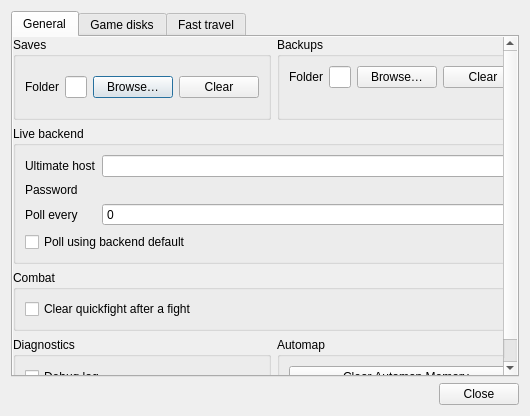
This is wish/preferences.ui in malcyon/wish as Qt 5 draws it before an edit. The edited form follows.
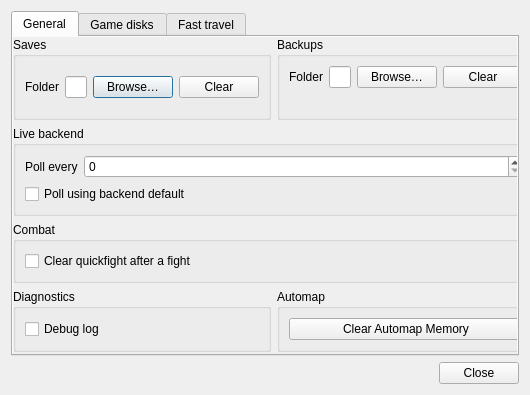
This is the edited form.

Commit message:
Build the Ultimate host and password rows only behind the flag, so a player with no Ultimate is not offered a setting nothing reads (#375)
Claude-Session: https://claude.ai/code/session_015GMXn4HfkrA4hQamaGvAZr

What changed in the file:
```diff
--- a/wish/preferences.ui
+++ b/wish/preferences.ui
@@ -102,30 +102,14 @@
            <item>
             <layout class="QFormLayout" name="backend_form">
              <item row="0" column="0">
-              <widget class="QLabel" name="backend_form_label_host">
-               <property name="text"><string>Ultimate host</string></property>
-              </widget>
-             </item>
-             <item row="0" column="1">
-              <widget class="QLineEdit" name="host"/>
-             </item>
-             <item row="1" column="0">
-              <widget class="QLabel" name="backend_form_label_password">
-               <property name="text"><string>Password</string></property>
-              </widget>
-             </item>
-             <item row="1" column="1">
-              <widget class="QLabel" name="password"/>
-             </item>
-             <item row="2" column="0">
               <widget class="QLabel" name="backend_form_label_interval">
                <property name="text"><string>Poll every</string></property>
               </widget>
              </item>
-             <item row="2" column="1">
+             <item row="0" column="1">
               <widget class="QSpinBox" name="interval"/>
              </item>
-             <item row="3" column="0" colspan="2">
+             <item row="1" column="0" colspan="2">
               <widget class="QCheckBox" name="interval_default">
                <property name="text"><string>Poll using backend default</string></property>
               </widget>
```
The commit also changes 3 other files.
